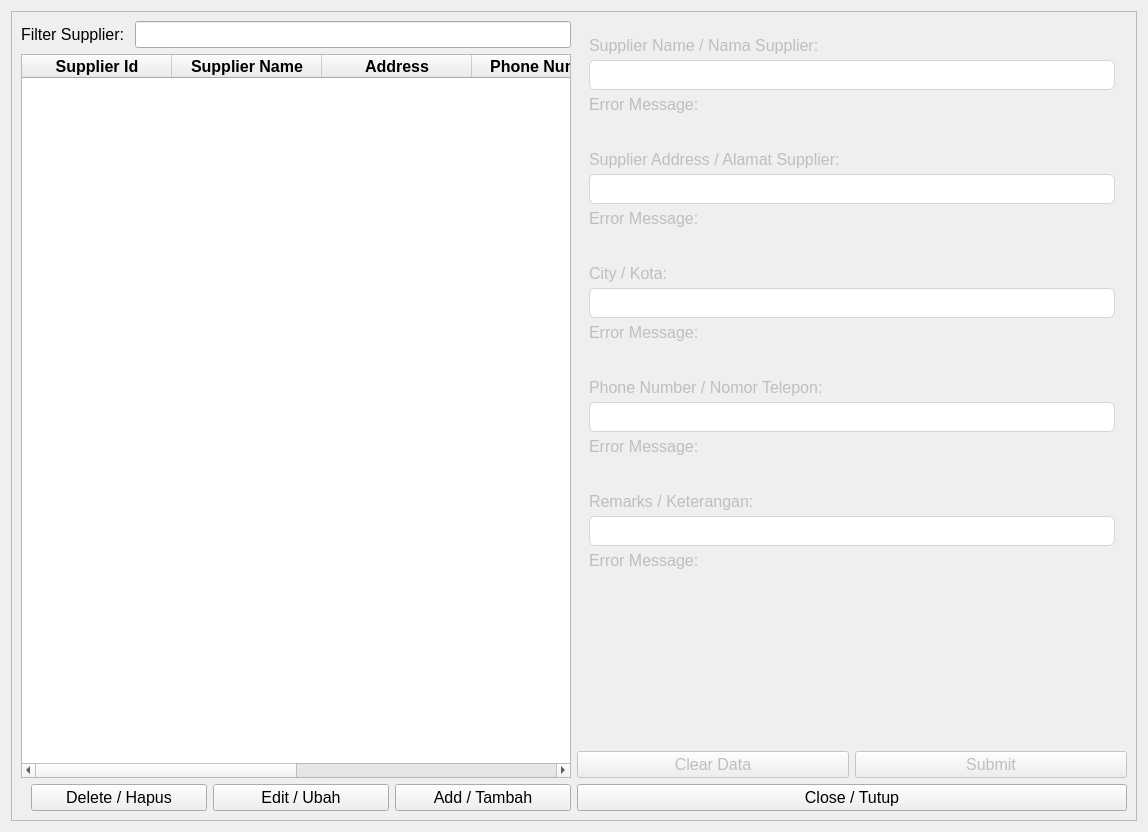
Before: the Qt Designer form ui/suppliers.ui in michael-halim/pos, drawn with Qt 5.
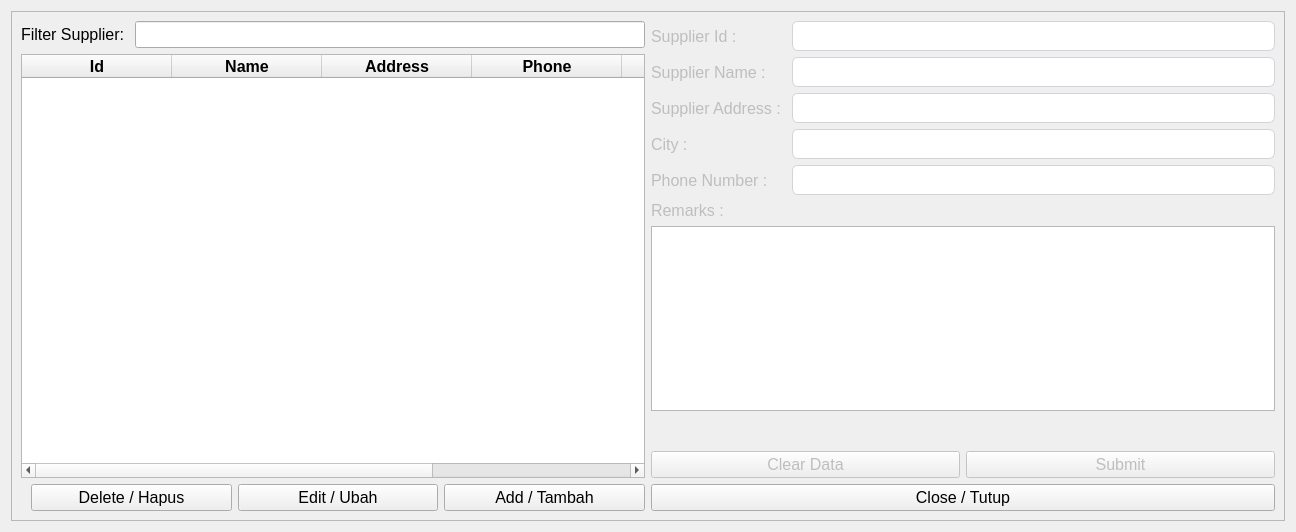
After: the same form once the commit is applied.

Commit message: Patch#22: Integrate Reusable Components - Added Products Dialog and its Functionality - Refactor Products - Added Suppliers Dialog and its Functionality - Refactor Suppliers - Refactor Categories - Added Categories Dialog and its Functionality - Update create_module.py - Delete Unnecessary File and UI

What changed in the file:
```diff
--- a/ui/suppliers.ui
+++ b/ui/suppliers.ui
@@ -6,8 +6,8 @@
    <rect>
     <x>0</x>
     <y>0</y>
-    <width>1148</width>
-    <height>832</height>
+    <width>1296</width>
+    <height>532</height>
    </rect>
   </property>
   <property name="windowTitle">
@@ -29,6 +29,8 @@
      </property>
      <layout class="QGridLayout" name="gridLayout">
       <item row="0" column="0">
+       <layout class="QHBoxLayout" name="horizontalLayout">
+        <item>
        <layout class="QVBoxLayout" name="verticalLayout_7">
         <item>
          <layout class="QHBoxLayout" name="horizontalLayout_4">
@@ -95,7 +97,7 @@
           </attribute>
           <column>
            <property name="text">
-            <string>Supplier Id</string>
+              <string>Id</string>
            </property>
            <property name="font">
             <font>
@@ -110,7 +112,7 @@
           </column>
           <column>
            <property name="text">
-            <string>Supplier Name</string>
+              <string>Name</string>
            </property>
            <property name="font">
             <font>
@@ -140,7 +142,7 @@
           </column>
           <column>
            <property name="text">
-            <string>Phone Number</string>
+              <string>Phone</string>
            </property>
            <property name="font">
             <font>
@@ -230,36 +232,21 @@
         </item>
        </layout>
       </item>
-      <item row="0" column="1">
-       <layout class="QVBoxLayout" name="verticalLayout_4">
         <item>
          <layout class="QVBoxLayout" name="verticalLayout">
-          <property name="spacing">
-           <number>5</number>
-          </property>
-          <property name="leftMargin">
-           <number>12</number>
-          </property>
-          <property name="topMargin">
-           <number>15</number>
-          </property>
-          <property name="rightMargin">
-           <number>12</number>
-          </property>
-          <property name="bottomMargin">
-           <number>15</number>
-          </property>
           <item>
+           <layout class="QFormLayout" name="formLayout">
+            <item row="1" column="0">
            <widget class="QLabel" name="supplier_name_label">
             <property name="enabled">
              <bool>false</bool>
             </property>
             <property name="text">
-             <string>Supplier Name / Nama Supplier: </string>
+               <string>Supplier Name : </string>
             </property>
            </widget>
           </item>
-          <item>
+            <item row="1" column="1">
            <widget class="QLineEdit" name="supplier_name_input">
             <property name="enabled">
              <bool>false</bool>
@@ -293,46 +280,17 @@
             </property>
            </widget>
           </item>
-          <item>
-           <widget class="QLabel" name="supplier_name_error_message">
-            <property name="enabled">
-             <bool>false</bool>
-            </property>
-            <property name="text">
-             <string>Error Message:</string>
-            </property>
-           </widget>
-          </item>
-         </layout>
-        </item>
-        <item>
-         <layout class="QVBoxLayout" name="verticalLayout_2">
-          <property name="spacing">
-           <number>5</number>
-          </property>
-          <property name="leftMargin">
-           <number>12</number>
-          </property>
-          <property name="topMargin">
-           <number>15</number>
-          </property>
-          <property name="rightMargin">
-           <number>12</number>
-          </property>
-          <property name="bottomMargin">
-           <number>15</number>
-          </property>
-          <item>
+            <item row="2" column="0">
            <widget class="QLabel" name="supplier_address_label">
             <property name="enabled">
              <bool>false</bool>
             </property>
             <property name="text">
-             <string>Supplier Address / Alamat Supplier: </string>
+               <string>Supplier Address : </string>
             </property>
            </widget>
           </item>
-          <item>
+            <item row="2" column="1">
            <widget class="QLineEdit" name="supplier_address_input">
             <property name="enabled">
              <bool>false</bool>
@@ -366,46 +324,17 @@
             </property>
            </widget>
           </item>
-          <item>
-           <widget class="QLabel" name="category_address_error_message">
-            <property name="enabled">
-             <bool>false</bool>
-            </property>
-            <property name="text">
-             <string>Error Message:</string>
-            </property>
-           </widget>
-          </item>
-         </layout>
-        </item>
-        <item>
-         <layout class="QVBoxLayout" name="verticalLayout_3">
-          <property name="spacing">
-           <number>5</number>
-          </property>
-          <property name="leftMargin">
-           <number>12</number>
-          </property>
-          <property name="topMargin">
-           <number>15</number>
-          </property>
-          <property name="rightMargin">
-           <number>12</number>
-          </property>
-          <property name="bottomMargin">
-           <number>15</number>
-          </property>
-          <item>
+            <item row="3" column="0">
            <widget class="QLabel" name="supplier_city_label">
             <property name="enabled">
              <bool>false</bool>
             </property>
             <property name="text">
-             <string>City / Kota: </string>
+               <string>City : </string>
             </property>
            </widget>
           </item>
-          <item>
+            <item row="3" column="1">
            <widget class="QLineEdit" name="supplier_city_input">
             <property name="enabled">
              <bool>false</bool>
@@ -439,46 +368,17 @@
             </property>
            </widget>
           </item>
-          <item>
-           <widget class="QLabel" name="category_city_error_message">
-            <property name="enabled">
-             <bool>false</bool>
-            </property>
-            <property name="text">
-             <string>Error Message:</string>
-            </property>
-           </widget>
-          </item>
-         </layout>
-        </item>
-        <item>
-         <layout class="QVBoxLayout" name="verticalLayout_5">
-          <property name="spacing">
-           <number>5</number>
-          </property>
-          <property name="leftMargin">
-           <number>12</number>
-          </property>
-          <property name="topMargin">
-           <number>15</number>
-          </property>
-          <property name="rightMargin">
-           <number>12</number>
-          </property>
-          <property name="bottomMargin">
-           <number>15</number>
-          </property>
-          <item>
+            <item row="4" column="0">
            <widget class="QLabel" name="supplier_phone_number_label">
             <property name="enabled">
              <bool>false</bool>
             </property>
             <property name="text">
-             <string>Phone Number / Nomor Telepon: </string>
+               <string>Phone Number : </string>
             </property>
            </widget>
           </item>
-          <item>
+            <item row="4" column="1">
            <widget class="QLineEdit" name="supplier_phone_number_input">
             <property name="enabled">
              <bool>false</bool>
@@ -512,47 +412,31 @@
             </property>
            </widget>
           </item>
-          <item>
-           <widget class="QLabel" name="supplier_phone_number_error_message">
-            <property name="enabled">
-             <bool>false</bool>
-            </property>
-            <property name="text">
-             <string>Error Message:</string>
-            </property>
-           </widget>
-          </item>
-         </layout>
-        </item>
-        <item>
-         <layout class="QVBoxLayout" name="verticalLayout_6">
-          <property name="spacing">
-           <number>5</number>
-          </property>
-          <property name="leftMargin">
-           <number>12</number>
-          </property>
-          <property name="topMargin">
-           <number>15</number>
-          </property>
-          <property name="rightMargin">
-           <number>12</number>
-          </property>
-          <property name="bottomMargin">
-           <number>15</number>
-          </property>
-          <item>
+            <item row="5" column="0">
            <widget class="QLabel" name="supplier_remarks_label">
             <property name="enabled">
              <bool>false</bool>
             </property>
             <property name="text">
-             <string>Remarks / Keterangan: </string>
+               <string>Remarks : </string>
             </property>
            </widget>
           </item>
-          <item>
-           <widget class="QLineEdit" name="supplier_remarks_input">
+            <item row="6" column="0" colspan="2">
+             <widget class="QTextEdit" name="supplier_remarks_input"/>
+            </item>
+            <item row="0" column="0">
+             <widget class="QLabel" name="supplier_id_label">
+              <property name="enabled">
+               <bool>false</bool>
+              </property>
+              <property name="text">
+               <string>Supplier Id : </string>
+              </property>
+             </widget>
+            </item>
+            <item row="0" column="1">
+             <widget class="QLineEdit" name="supplier_id_input">
             <property name="enabled">
              <bool>false</bool>
             </property>
@@ -585,16 +469,6 @@
             </property>
            </widget>
           </item>
-          <item>
-           <widget class="QLabel" name="supplier_remarks_error_message">
-            <property name="enabled">
-             <bool>false</bool>
-            </property>
-            <property name="text">
-             <string>Error Message:</string>
-            </property>
-           </widget>
-          </item>
          </layout>
         </item>
         <item>
@@ -643,6 +517,8 @@
            <string>Close / Tutup</string>
           </property>
          </widget>
+          </item>
+         </layout>
         </item>
        </layout>
       </item>
```
Lines whose indentation alone changed are shown as unchanged. The commit also changes 44 other files.
